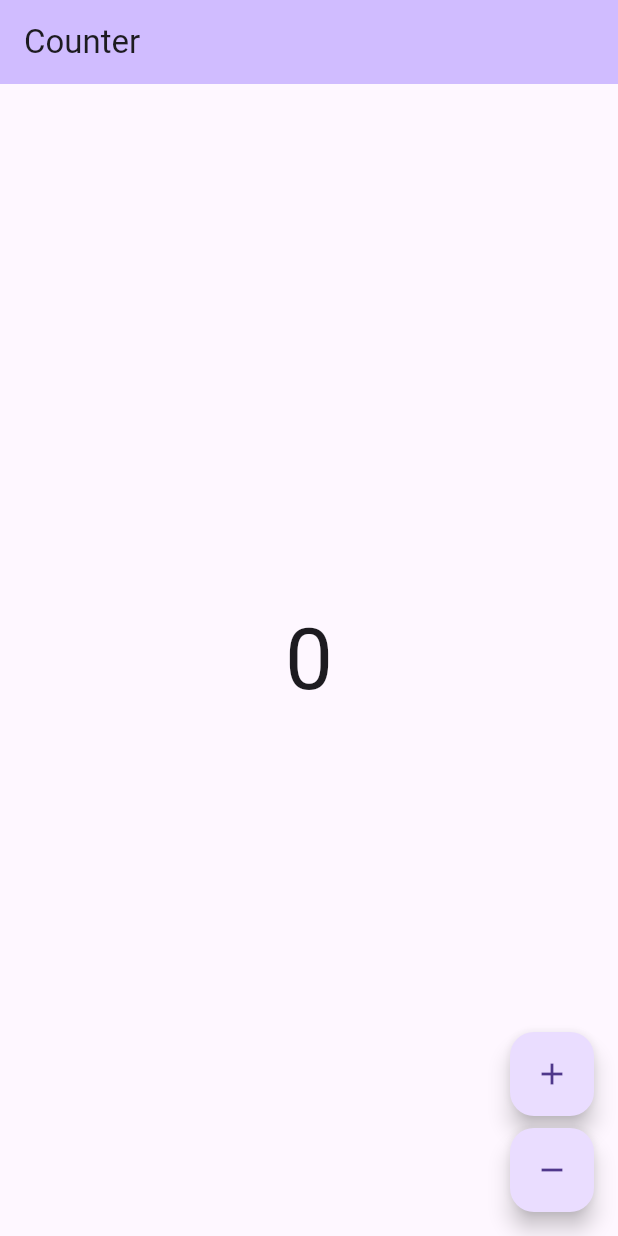
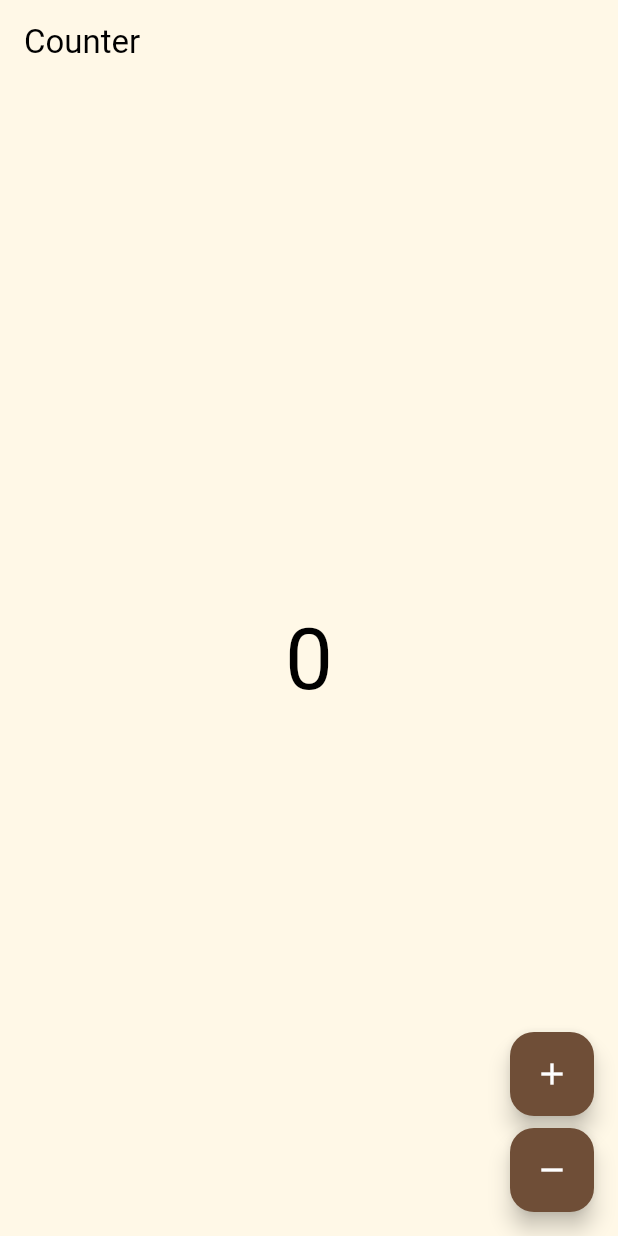
Before and after one commit to MaironLucas/fav_coffee, a Flutter app: the screen it shows after launch, on a phone screen of 412 x 824 dp. Run offline on Flutter 3.47's test engine with Material 3 defaults, Android fonts, the phone set to English and light mode, and no system bars; our stand-ins replace bloc, dio, equatable, file, flutter_bloc, get_it; generated files the repository leaves out were written again.

Commit message:
feat: setup basic app theme

```diff
--- a/lib/app/view/app.dart
+++ b/lib/app/view/app.dart
@@ -1,5 +1,6 @@
-import 'package:fav_coffee/counter/counter.dart';
+import 'package:fav_coffee/counter/view/counter_page.dart';
 import 'package:fav_coffee/l10n/l10n.dart';
+import 'package:fav_coffee/theme/theme.dart';
 import 'package:flutter/material.dart';
 
 class App extends StatelessWidget {
@@ -8,12 +9,7 @@ class App extends StatelessWidget {
   @override
   Widget build(BuildContext context) {
     return MaterialApp(
-      theme: ThemeData(
-        appBarTheme: AppBarTheme(
-          backgroundColor: Theme.of(context).colorScheme.inversePrimary,
-        ),
-        useMaterial3: true,
-      ),
+      theme: const CoffeeTheme().themeData,
       localizationsDelegates: AppLocalizations.localizationsDelegates,
       supportedLocales: AppLocalizations.supportedLocales,
       home: const CounterPage(),
--- /dev/null
+++ b/lib/theme/coffee_colors.dart
@@ -0,0 +1,15 @@
+import 'dart:ui';
+
+abstract class CoffeeColors {
+  static const primary = Color(0xFF6F4E37);
+  static const onPrimary = Color(0xFFFFFFFF);
+  static const secondary = Color(0xFFD2B48C);
+  static const onSecondary = Color(0xFF000000);
+  static const error = Color(0xFFB00020);
+  static const onError = Color(0xFFFFFFFF);
+  static const surface = Color(0xFFFFF8E7);
+  static const onSurface = Color(0xFF000000);
+  static const success = Color(0xFF4CAF50);
+  static const onSuccess = Color(0xFFFFFFFF);
+  static const disabled = Color(0xFF9E9E9E);
+}
--- /dev/null
+++ b/lib/theme/coffee_theme.dart
@@ -0,0 +1,29 @@
+import 'package:fav_coffee/theme/theme.dart';
+import 'package:flutter/material.dart';
+
+class CoffeeTheme {
+  const CoffeeTheme();
+
+  ThemeData get themeData {
+    return ThemeData(
+      useMaterial3: true,
+      navigationRailTheme: const NavigationRailThemeData(
+        labelType: NavigationRailLabelType.none,
+        selectedIconTheme: IconThemeData(color: Colors.red),
+        unselectedIconTheme: IconThemeData(color: Colors.black),
+        groupAlignment: 0,
+      ),
+      colorScheme: const ColorScheme(
+        brightness: Brightness.light,
+        primary: CoffeeColors.primary,
+        onPrimary: CoffeeColors.onPrimary,
+        secondary: CoffeeColors.secondary,
+        onSecondary: CoffeeColors.onSecondary,
+        error: CoffeeColors.error,
+        onError: CoffeeColors.onError,
+        surface: CoffeeColors.surface,
+        onSurface: CoffeeColors.onSurface,
+      ),
+    );
+  }
+}
--- /dev/null
+++ b/lib/theme/theme.dart
@@ -0,0 +1,4 @@
+export 'coffee_colors.dart';
+export 'coffee_spacing.dart';
+export 'coffee_text_styles.dart';
+export 'coffee_theme.dart';
```
Also changed, not shown: lib/theme/coffee_spacing.dart (added, +8 -0 lines), lib/theme/coffee_text_styles.dart (added, +24 -0 lines).
